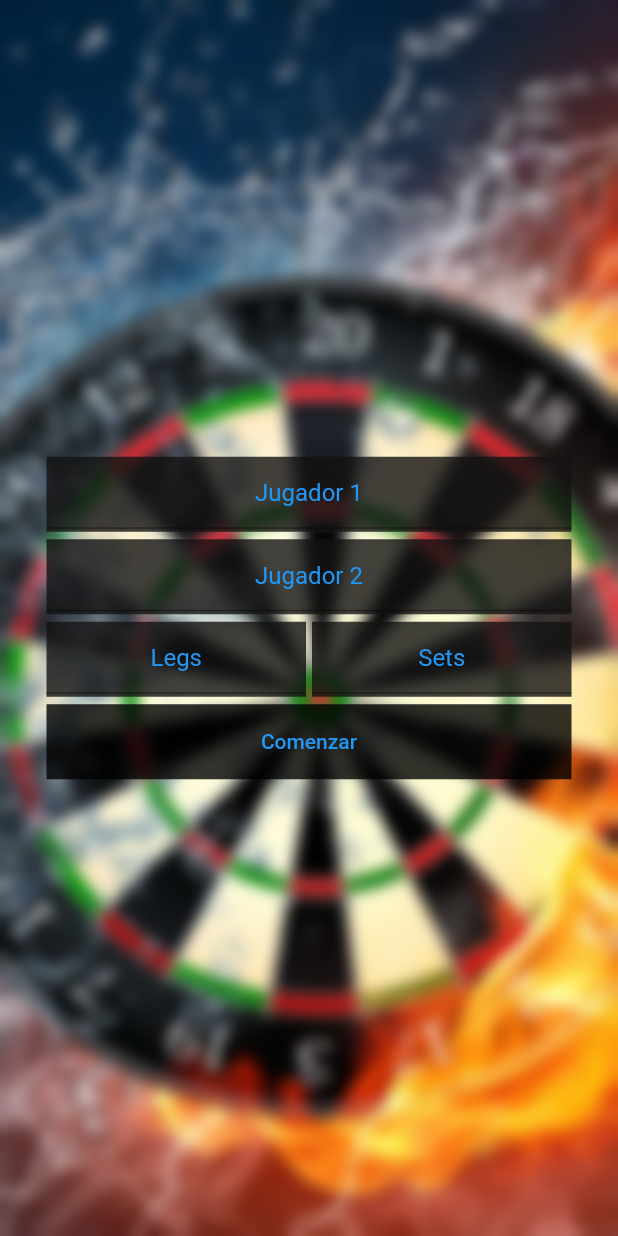
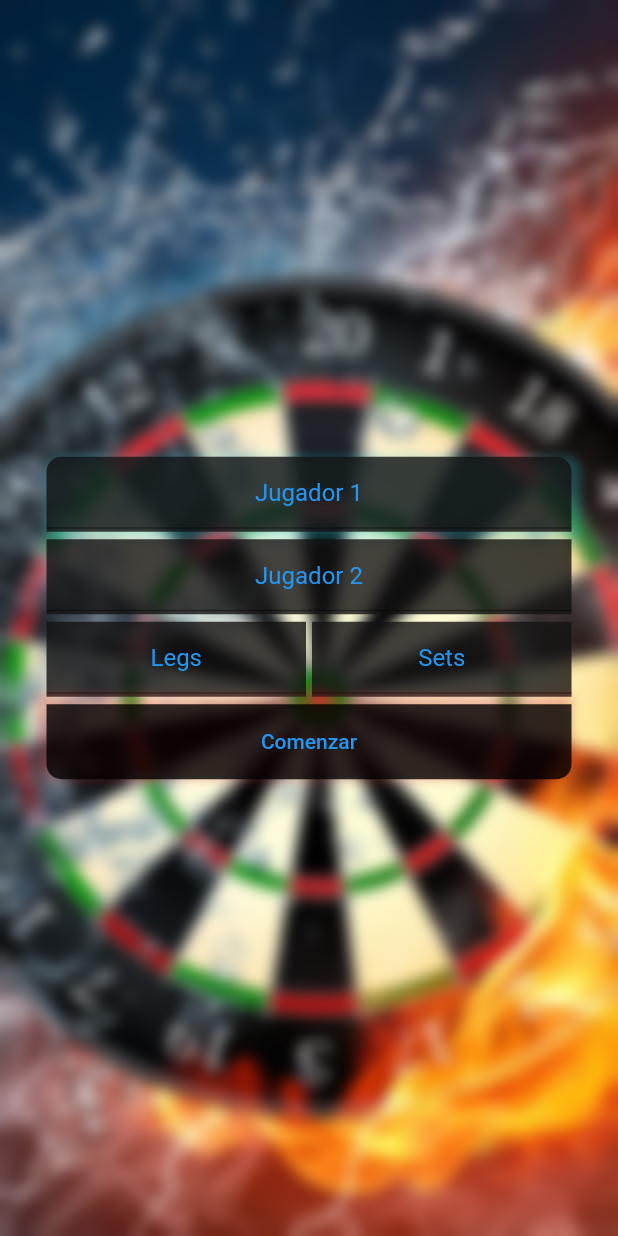
Before and after one commit to SergioAP25/Simple-Darts-Scorer, a Flutter app: the screen it shows after launch, on a phone screen of 412 x 824 dp. Run offline on Flutter 3.47's test engine with Material 2 defaults, Android fonts, the phone set to English and light mode, and no system bars; missing offline and left inert: window_size.

Commit message:
Improved UI

```diff
--- a/dartsapp/lib/ui/main_menu.dart
+++ b/dartsapp/lib/ui/main_menu.dart
@@ -81,7 +81,20 @@ class _HomeState extends State<Home> {
             width: 350,
             height: 50,
             child: Container(
-              color: const Color.fromARGB(255, 19, 18, 18).withOpacity(0.8),
+              decoration: BoxDecoration(
+                color: const Color.fromARGB(255, 19, 18, 18).withOpacity(0.8),
+                borderRadius: BorderRadius.only(
+                    topLeft: Radius.circular(10),
+                    topRight: Radius.circular(10)),
+                boxShadow: [
+                  BoxShadow(
+                    spreadRadius: 3,
+                    offset: Offset(3, 3),
+                    blurRadius: 5,
+                    color: Color.fromARGB(255, 44, 193, 212).withOpacity(0.3),
+                  ),
+                ],
+              ),
               child: TextField(
                 controller: _player1,
                 style: const TextStyle(color: Colors.blue),
@@ -174,7 +187,20 @@ class _HomeState extends State<Home> {
               width: 350,
               height: 50,
               child: Container(
-                  color: Colors.black.withOpacity(0.8),
+                  decoration: BoxDecoration(
+                      boxShadow: [
+                        BoxShadow(
+                          spreadRadius: 3,
+                          offset: Offset(-3, -3),
+                          blurRadius: 5,
+                          color: const Color.fromARGB(255, 199, 30, 30)
+                              .withOpacity(0.3),
+                        ),
+                      ],
+                      color: Colors.black.withOpacity(0.8),
+                      borderRadius: BorderRadius.only(
+                          bottomLeft: Radius.circular(10),
+                          bottomRight: Radius.circular(10))),
                   child: TextButton(
                     onPressed: () {
                       if (_player1.text != "" &&
```
